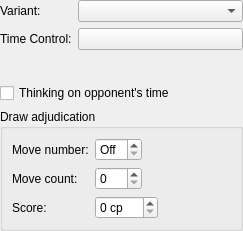
Qt form projects/gui/ui/gamesettingswidget.ui (cutechess/cutechess) before a commit.
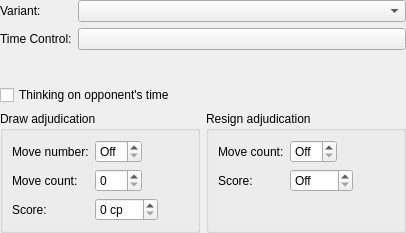
The same form after that commit.

Commit message: gui: add resign adjudication to GameSettingsWidget (#82)

The edit to the form file:
```diff
--- a/projects/gui/ui/gamesettingswidget.ui
+++ b/projects/gui/ui/gamesettingswidget.ui
@@ -6,8 +6,8 @@
    <rect>
     <x>0</x>
     <y>0</y>
-    <width>243</width>
-    <height>231</height>
+    <width>406</width>
+    <height>233</height>
    </rect>
   </property>
   <property name="windowTitle">
@@ -68,6 +68,8 @@
     </widget>
    </item>
    <item>
+    <layout class="QHBoxLayout" name="horizontalLayout">
+     <item>
     <widget class="QGroupBox" name="groupBox">
      <property name="title">
       <string>Draw adjudication</string>
@@ -150,6 +152,63 @@
       </item>
      </layout>
     </widget>
+     </item>
+     <item>
+      <widget class="QGroupBox" name="groupBox_2">
+       <property name="title">
+        <string>Resign adjudication</string>
+       </property>
+       <layout class="QFormLayout" name="formLayout_3">
+        <property name="fieldGrowthPolicy">
+         <enum>QFormLayout::ExpandingFieldsGrow</enum>
+        </property>
+        <item row="0" column="0">
+         <widget class="QLabel" name="m_resignMoveCountLabel">
+          <property name="text">
+           <string>Move count:</string>
+          </property>
+         </widget>
+        </item>
+        <item row="0" column="1">
+         <widget class="QSpinBox" name="m_resignMoveCountSpin">
+          <property name="toolTip">
+           <string>Resign adjudication is used if an engine's score is below the threshold for at least this many consecutive moves.</string>
+          </property>
+          <property name="specialValueText">
+           <string>Off</string>
+          </property>
+          <property name="maximum">
+           <number>999</number>
+          </property>
+         </widget>
+        </item>
+        <item row="1" column="0">
+         <widget class="QLabel" name="m_resignScoreLabel">
+          <property name="text">
+           <string>Score:</string>
+          </property>
+         </widget>
+        </item>
+        <item row="1" column="1">
+         <widget class="QSpinBox" name="m_resignScoreSpin">
+          <property name="toolTip">
+           <string>The score must be at least this many centipawns below zero.</string>
+          </property>
+          <property name="specialValueText">
+           <string>Off</string>
+          </property>
+          <property name="suffix">
+           <string> cp</string>
+          </property>
+          <property name="maximum">
+           <number>999</number>
+          </property>
+         </widget>
+        </item>
+       </layout>
+      </widget>
+     </item>
+    </layout>
    </item>
   </layout>
  </widget>
```
Lines whose indentation alone changed are shown as unchanged. The commit also changes 2 other files.
